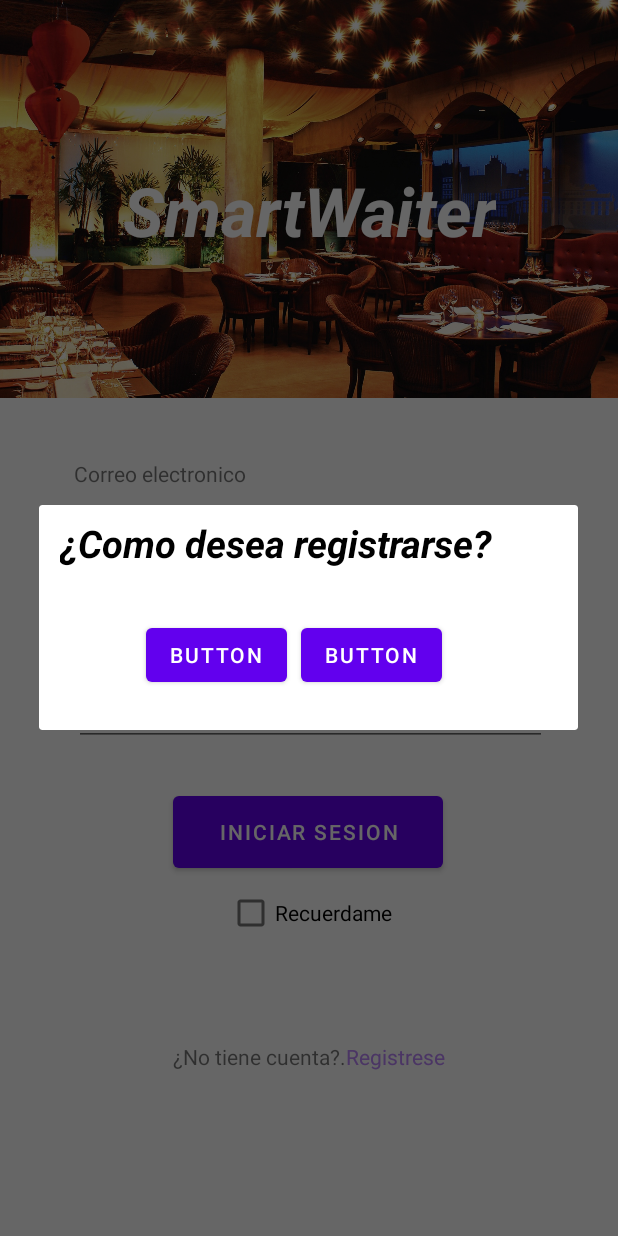
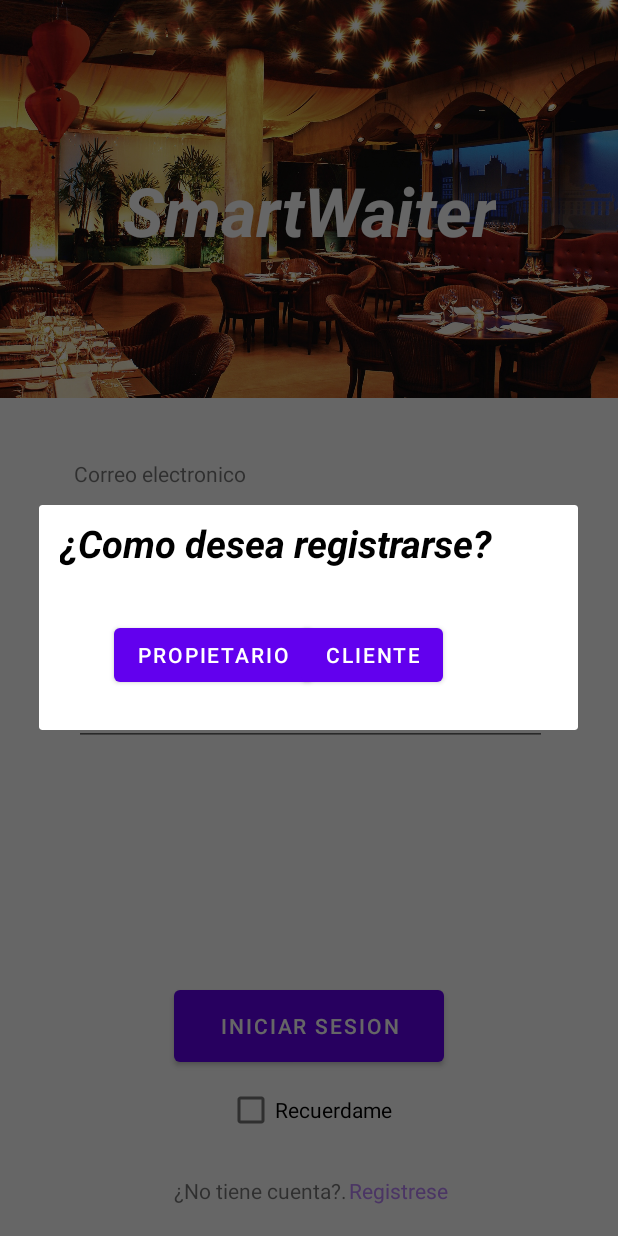
Before and after one commit to mariogoilss/SmartWaiter, an Android app: the screen it shows after launch (MainActivity), after a tap on "Registrese", on a phone screen of 412 x 824 dp. Run offline under Robolectric (Android 15) with nearby library versions, the phone set to English and light mode, and no system bars.

Commit message:
CMT 26/10 12:25

```diff
--- a/app/src/main/res/layout/activity_main.xml
+++ b/app/src/main/res/layout/activity_main.xml
@@ -82,10 +82,9 @@
         android:text="Iniciar sesion"
         app:layout_constraintBottom_toBottomOf="parent"
         app:layout_constraintEnd_toEndOf="parent"
-        app:layout_constraintHorizontal_bias="0.497"
         app:layout_constraintStart_toStartOf="parent"
         app:layout_constraintTop_toTopOf="parent"
-        app:layout_constraintVertical_bias="0.687" />
+        app:layout_constraintVertical_bias="0.856" />
 
     <CheckBox
         android:id="@+id/checkBox"
@@ -96,7 +95,7 @@
         app:layout_constraintEnd_toEndOf="parent"
         app:layout_constraintStart_toStartOf="parent"
         app:layout_constraintTop_toBottomOf="@+id/button"
-        app:layout_constraintVertical_bias="0.0" />
+        app:layout_constraintVertical_bias="0.027" />
 
     <TextView
         android:id="@+id/textView6"
@@ -105,10 +104,10 @@
         android:text="¿No tiene cuenta?."
         app:layout_constraintBottom_toBottomOf="parent"
         app:layout_constraintEnd_toEndOf="parent"
-        app:layout_constraintHorizontal_bias="0.388"
+        app:layout_constraintHorizontal_bias="0.39"
         app:layout_constraintStart_toStartOf="parent"
         app:layout_constraintTop_toTopOf="parent"
-        app:layout_constraintVertical_bias="0.863" />
+        app:layout_constraintVertical_bias="0.974" />
 
     <TextView
         android:id="@+id/txtRegister"
@@ -118,9 +117,9 @@
         android:textColor="@color/purple_200"
         app:layout_constraintBottom_toBottomOf="parent"
         app:layout_constraintEnd_toEndOf="parent"
-        app:layout_constraintHorizontal_bias="0.0"
+        app:layout_constraintHorizontal_bias="0.011"
         app:layout_constraintStart_toEndOf="@+id/textView6"
         app:layout_constraintTop_toTopOf="parent"
-        app:layout_constraintVertical_bias="0.863" />
+        app:layout_constraintVertical_bias="0.974" />
 
 </androidx.constraintlayout.widget.ConstraintLayout>
--- a/app/src/main/res/layout/dialog_register_options.xml
+++ b/app/src/main/res/layout/dialog_register_options.xml
@@ -46,10 +46,10 @@
                 android:id="@+id/btnOwner"
                 android:layout_width="wrap_content"
                 android:layout_height="wrap_content"
-                android:text="Button"
+                android:text="Propietario"
                 app:layout_constraintBottom_toBottomOf="parent"
                 app:layout_constraintEnd_toEndOf="parent"
-                app:layout_constraintHorizontal_bias="0.268"
+                app:layout_constraintHorizontal_bias="0.22"
                 app:layout_constraintStart_toStartOf="parent"
                 app:layout_constraintTop_toTopOf="parent" />
 
@@ -57,7 +57,7 @@
                 android:id="@+id/btnClient"
                 android:layout_width="wrap_content"
                 android:layout_height="wrap_content"
-                android:text="Button"
+                android:text="Cliente"
                 app:layout_constraintBottom_toBottomOf="parent"
                 app:layout_constraintEnd_toEndOf="parent"
                 app:layout_constraintHorizontal_bias="0.659"
```
